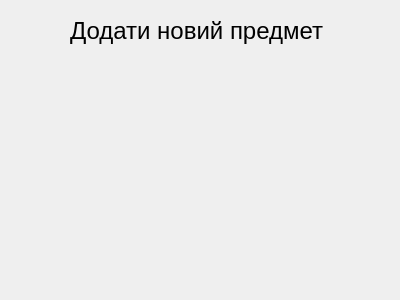
positivcheg94/school_db_iasa_MO, file project_files/manager_windows/add_new_subject.ui: the form before one commit.
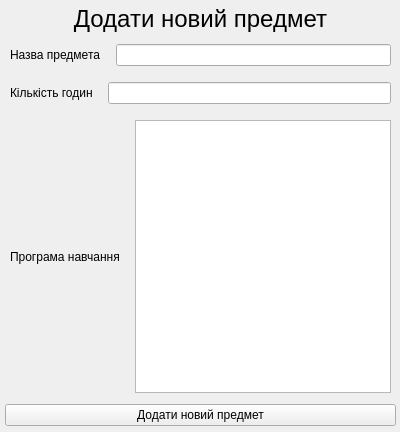
The form after the commit.

Commit message: add_new_subject complete ^_^

The edit to the form file:
```diff
--- a/project_files/manager_windows/add_new_subject.ui
+++ b/project_files/manager_windows/add_new_subject.ui
@@ -7,29 +7,160 @@
     <x>0</x>
     <y>0</y>
     <width>400</width>
-    <height>300</height>
+    <height>432</height>
    </rect>
   </property>
   <property name="windowTitle">
    <string>Form</string>
   </property>
-  <widget class="QLabel" name="add_new_subject_label">
+  <widget class="QWidget" name="layoutWidget">
    <property name="geometry">
     <rect>
-     <x>70</x>
-     <y>10</y>
-     <width>271</width>
-     <height>41</height>
+     <x>0</x>
+     <y>0</y>
+     <width>401</width>
+     <height>431</height>
     </rect>
    </property>
-   <property name="font">
-    <font>
-     <pointsize>18</pointsize>
-    </font>
-   </property>
-   <property name="text">
-    <string>Додати новий предмет</string>
-   </property>
+   <layout class="QVBoxLayout" name="main_lay">
+    <property name="spacing">
+     <number>6</number>
+    </property>
+    <property name="sizeConstraint">
+     <enum>QLayout::SetMinAndMaxSize</enum>
+    </property>
+    <property name="leftMargin">
+     <number>5</number>
+    </property>
+    <property name="topMargin">
+     <number>5</number>
+    </property>
+    <property name="rightMargin">
+     <number>5</number>
+    </property>
+    <property name="bottomMargin">
+     <number>5</number>
+    </property>
+    <item>
+     <widget class="QLabel" name="add_new_subject_label">
+      <property name="font">
+       <font>
+        <pointsize>18</pointsize>
+       </font>
+      </property>
+      <property name="text">
+       <string>Додати новий предмет</string>
+      </property>
+      <property name="alignment">
+       <set>Qt::AlignCenter</set>
+      </property>
+     </widget>
+    </item>
+    <item>
+     <layout class="QHBoxLayout" name="lay1">
+      <property name="spacing">
+       <number>15</number>
+      </property>
+      <property name="leftMargin">
+       <number>5</number>
+      </property>
+      <property name="topMargin">
+       <number>5</number>
+      </property>
+      <property name="rightMargin">
+       <number>5</number>
+      </property>
+      <property name="bottomMargin">
+       <number>5</number>
+      </property>
+      <item>
+       <widget class="QLabel" name="subject_name_label">
+        <property name="text">
+         <string>Назва предмета</string>
+        </property>
+       </widget>
+      </item>
+      <item>
+       <widget class="QLineEdit" name="subject_name_edit"/>
+      </item>
+     </layout>
+    </item>
+    <item>
+     <layout class="QHBoxLayout" name="lay2">
+      <property name="spacing">
+       <number>15</number>
+      </property>
+      <property name="leftMargin">
+       <number>5</number>
+      </property>
+      <property name="topMargin">
+       <number>5</number>
+      </property>
+      <property name="rightMargin">
+       <number>5</number>
+      </property>
+      <property name="bottomMargin">
+       <number>5</number>
+      </property>
+      <item>
+       <widget class="QLabel" name="hours_quantity_label">
+        <property name="text">
+         <string>Кількість годин</string>
+        </property>
+       </widget>
+      </item>
+      <item>
+       <widget class="QLineEdit" name="hours_quantity_edit">
+        <property name="inputMask">
+         <string>9999999999</string>
+        </property>
+        <property name="text">
+         <string/>
+        </property>
+        <property name="maxLength">
+         <number>10</number>
+        </property>
+       </widget>
+      </item>
+     </layout>
+    </item>
+    <item>
+     <layout class="QHBoxLayout" name="lay3">
+      <property name="spacing">
+       <number>15</number>
+      </property>
+      <property name="leftMargin">
+       <number>5</number>
+      </property>
+      <property name="topMargin">
+       <number>5</number>
+      </property>
+      <property name="rightMargin">
+       <number>5</number>
+      </property>
+      <property name="bottomMargin">
+       <number>5</number>
+      </property>
+      <item>
+       <widget class="QLabel" name="study_programe_label">
+        <property name="text">
+         <string>Програма навчання</string>
+        </property>
+       </widget>
+      </item>
+      <item>
+       <widget class="QPlainTextEdit" name="study_programe_edit"/>
+      </item>
+     </layout>
+    </item>
+    <item>
+     <widget class="QPushButton" name="submit_new_subject_button">
+      <property name="text">
+       <string>Додати новий предмет</string>
+      </property>
+     </widget>
+    </item>
+   </layout>
   </widget>
  </widget>
  <resources/>
```
The commit also changes 8 other files.
